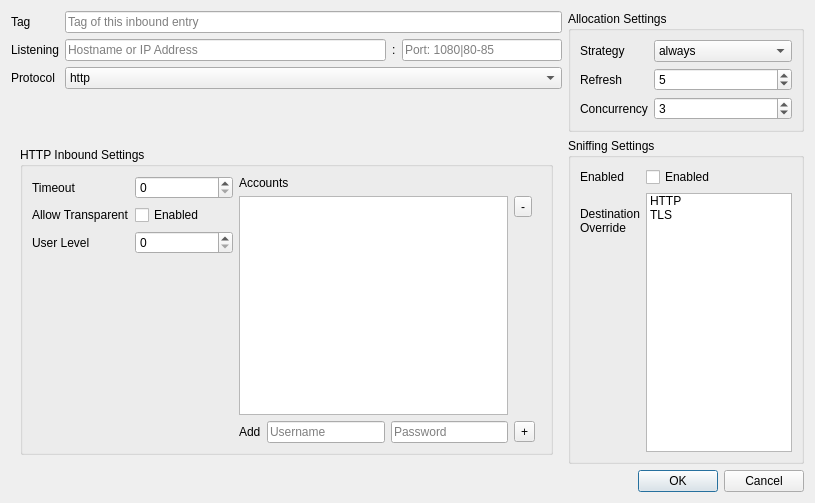
This is src/ui/w_InboundEditor.ui in darsvador/qvssr as Qt 5 draws it before an edit. The edited form follows.
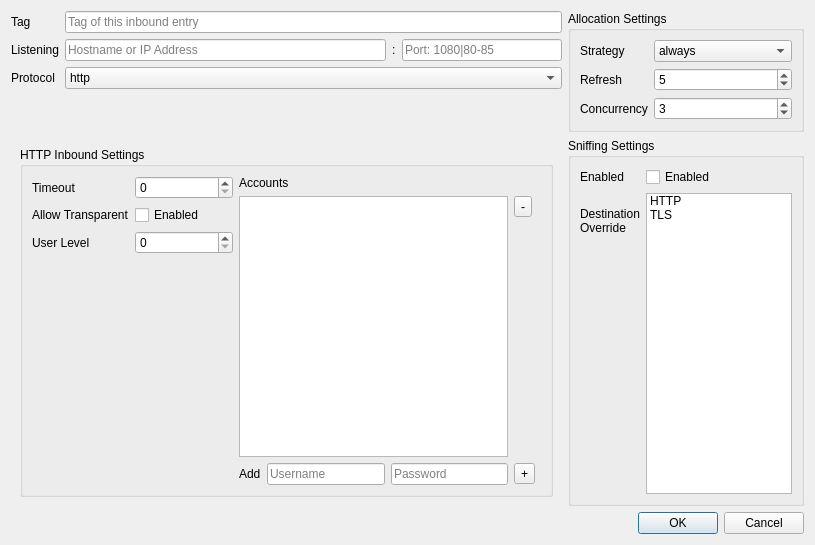
This is the edited form.

Patch:
```diff
--- a/src/ui/w_InboundEditor.ui
+++ b/src/ui/w_InboundEditor.ui
@@ -10,7 +10,7 @@
     <x>0</x>
     <y>0</y>
     <width>815</width>
-    <height>503</height>
+    <height>545</height>
    </rect>
   </property>
   <property name="windowTitle">
```
